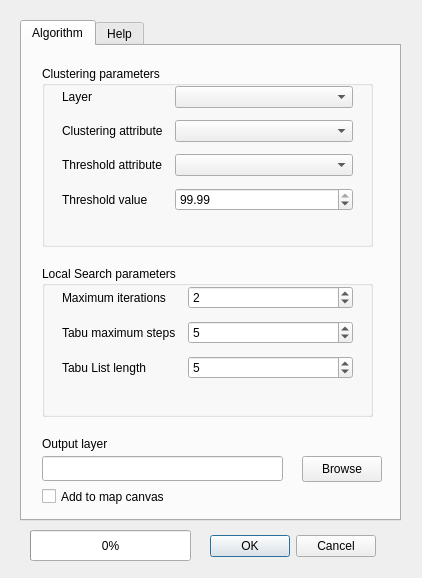
Above: uifiles/ui_maxp.ui from clusterpy/clusterpy_qgis_plugin before the change. Below: the same form after it.
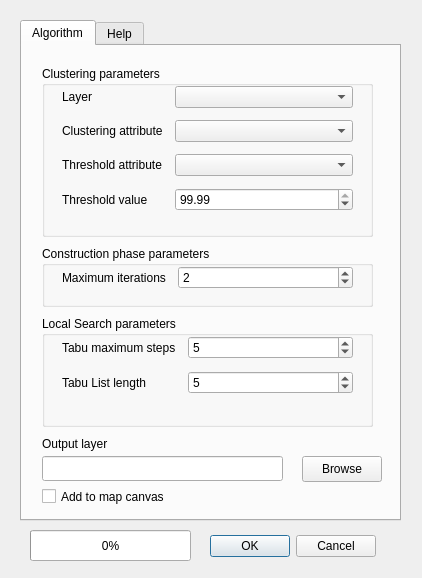
That is the form after the change.

Commit message:
Fix max-p dialog layout
This commit closes #13 and closes #14 both related to the max-p dialog

What changed in the file:
```diff
--- a/uifiles/ui_maxp.ui
+++ b/uifiles/ui_maxp.ui
@@ -66,7 +66,7 @@
        <x>20</x>
        <y>20</y>
        <width>331</width>
-       <height>181</height>
+       <height>171</height>
       </rect>
      </property>
      <property name="minimumSize">
@@ -145,9 +145,9 @@
      <property name="geometry">
       <rect>
        <x>20</x>
-       <y>220</y>
+       <y>270</y>
        <width>331</width>
-       <height>151</height>
+       <height>111</height>
       </rect>
      </property>
      <property name="minimumSize">
@@ -165,37 +165,26 @@
         <x>20</x>
         <y>20</y>
         <width>291</width>
-        <height>111</height>
+        <height>81</height>
        </rect>
       </property>
       <layout class="QFormLayout" name="formLayout">
+       <property name="fieldGrowthPolicy">
+        <enum>QFormLayout::AllNonFixedFieldsGrow</enum>
+       </property>
        <property name="horizontalSpacing">
         <number>12</number>
        </property>
        <property name="verticalSpacing">
         <number>12</number>
        </property>
-       <item row="0" column="0">
-        <widget class="QLabel" name="label_2">
-         <property name="text">
-          <string>Maximum iterations</string>
-         </property>
-        </widget>
-       </item>
-       <item row="0" column="1">
-        <widget class="QSpinBox" name="maxit_spin">
+       <item row="1" column="1">
+        <widget class="QSpinBox" name="tabumax_spin">
          <property name="minimum">
           <number>1</number>
          </property>
          <property name="value">
-          <number>2</number>
-         </property>
-        </widget>
-       </item>
-       <item row="1" column="0">
-        <widget class="QLabel" name="label_3">
-         <property name="text">
-          <string>Tabu maximum steps</string>
+          <number>5</number>
          </property>
         </widget>
        </item>
@@ -206,16 +195,6 @@
          </property>
         </widget>
        </item>
-       <item row="1" column="1">
-        <widget class="QSpinBox" name="tabumax_spin">
-         <property name="minimum">
-          <number>1</number>
-         </property>
-         <property name="value">
-          <number>5</number>
-         </property>
-        </widget>
-       </item>
        <item row="2" column="1">
         <widget class="QSpinBox" name="tabulength_spin">
          <property name="minimum">
@@ -226,6 +205,13 @@
          </property>
         </widget>
        </item>
+       <item row="1" column="0">
+        <widget class="QLabel" name="label_3">
+         <property name="text">
+          <string>Tabu maximum steps</string>
+         </property>
+        </widget>
+       </item>
       </layout>
      </widget>
     </widget>
@@ -278,6 +264,57 @@
       <string>Add to map canvas</string>
      </property>
     </widget>
+    <widget class="QGroupBox" name="groupBox_3">
+     <property name="geometry">
+      <rect>
+       <x>20</x>
+       <y>200</y>
+       <width>331</width>
+       <height>61</height>
+      </rect>
+     </property>
+     <property name="title">
+      <string>Construction phase parameters</string>
+     </property>
+     <widget class="QWidget" name="formLayoutWidget_3">
+      <property name="geometry">
+       <rect>
+        <x>20</x>
+        <y>20</y>
+        <width>291</width>
+        <height>31</height>
+       </rect>
+      </property>
+      <layout class="QFormLayout" name="formLayout_3">
+       <property name="horizontalSpacing">
+        <number>12</number>
+       </property>
+       <property name="verticalSpacing">
+        <number>12</number>
+       </property>
+       <item row="0" column="0">
+        <widget class="QLabel" name="label_2">
+         <property name="text">
+          <string>Maximum iterations</string>
+         </property>
+        </widget>
+       </item>
+       <item row="0" column="1">
+        <widget class="QSpinBox" name="maxit_spin">
+         <property name="minimum">
+          <number>1</number>
+         </property>
+         <property name="maximum">
+          <number>99999</number>
+         </property>
+         <property name="value">
+          <number>2</number>
+         </property>
+        </widget>
+       </item>
+      </layout>
+     </widget>
+    </widget>
    </widget>
    <widget class="QWidget" name="tab_2">
     <attribute name="title">
```
